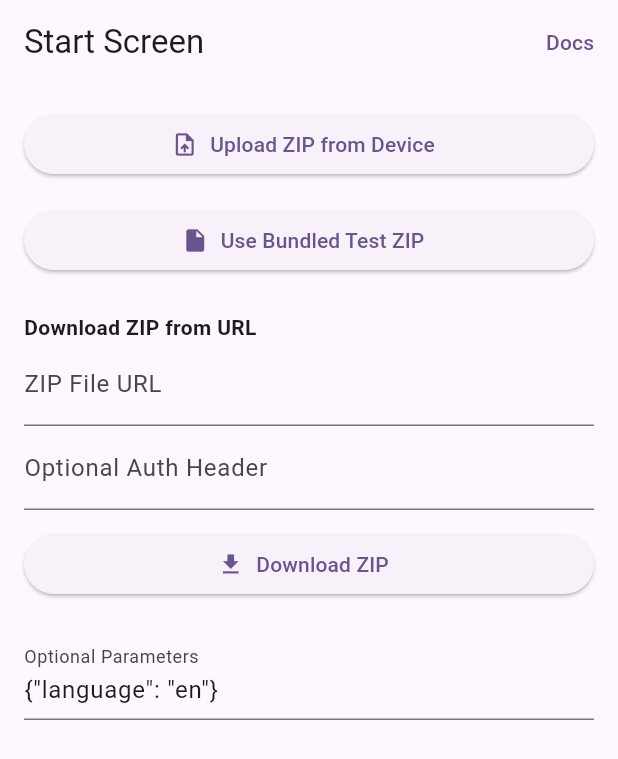
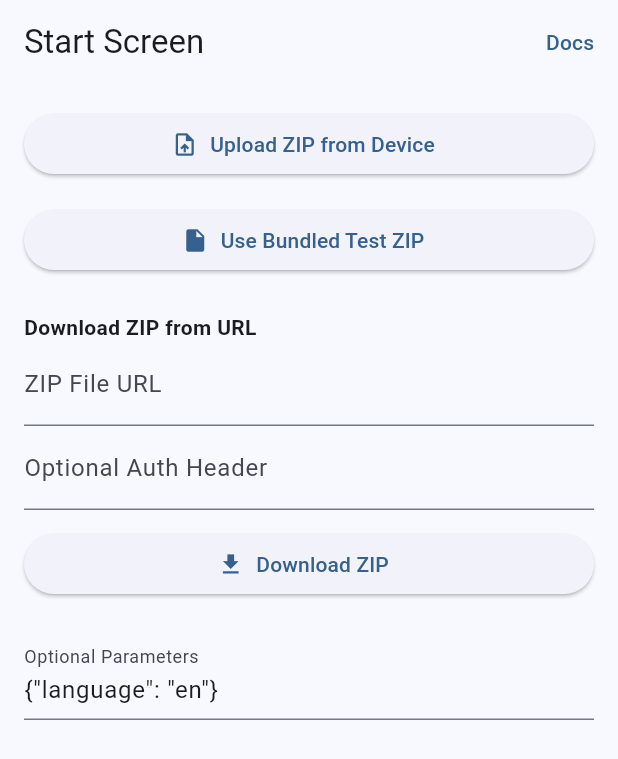
Before and after one commit to vanderbilt-redcap/mycap-at-test, a Flutter app: the screen it shows after launch, on a phone screen of 412 x 824 dp. Shown: the top 759 px of the screen. Run offline on Flutter 3.47's test engine with Material 3 defaults, Android fonts, the phone set to English and light mode, and no system bars; our stand-ins replace dio, file_picker, permission_handler, shared_preferences; missing offline and left inert: flutter_inappwebview, markdown_widget.

Commit message:
Update app theme color to blue and change button text to 'Launch' in StartScreen

```diff
--- a/lib/app.dart
+++ b/lib/app.dart
@@ -9,9 +9,10 @@ class MyApp extends StatelessWidget {
     return MaterialApp(
       title: "MyCap AT Test",
       theme: ThemeData(
-        colorScheme: ColorScheme.fromSeed(seedColor: Colors.deepPurple),
+        colorScheme: ColorScheme.fromSeed(seedColor: Colors.blue),
       ),
       home: const StartScreen(),
+      debugShowCheckedModeBanner: false,
     );
   }
 }
--- a/lib/user_interface/start_screen.dart
+++ b/lib/user_interface/start_screen.dart
@@ -247,7 +247,7 @@ class _StartScreenState extends State<StartScreen> {
                   subtitle: Text(_existingPath!),
                   trailing: ElevatedButton(
                     onPressed: _useExisting,
-                    child: const Text("Use Existing"),
+                    child: const Text("Launch"),
                   ),
                 ),
               ],
```
